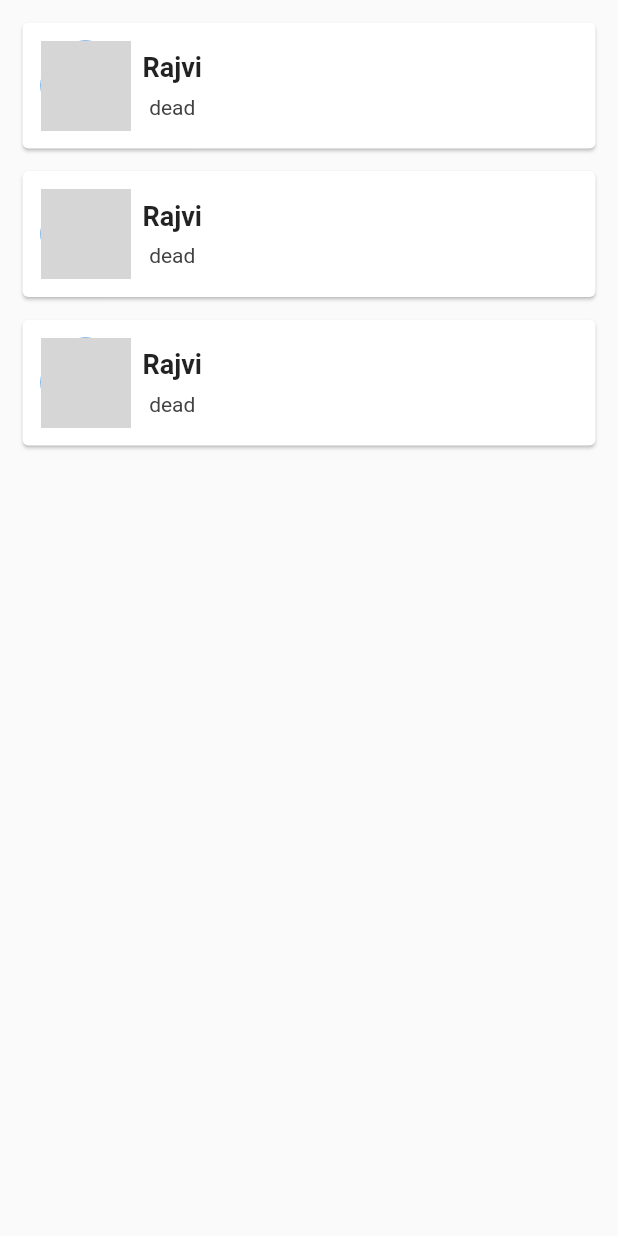
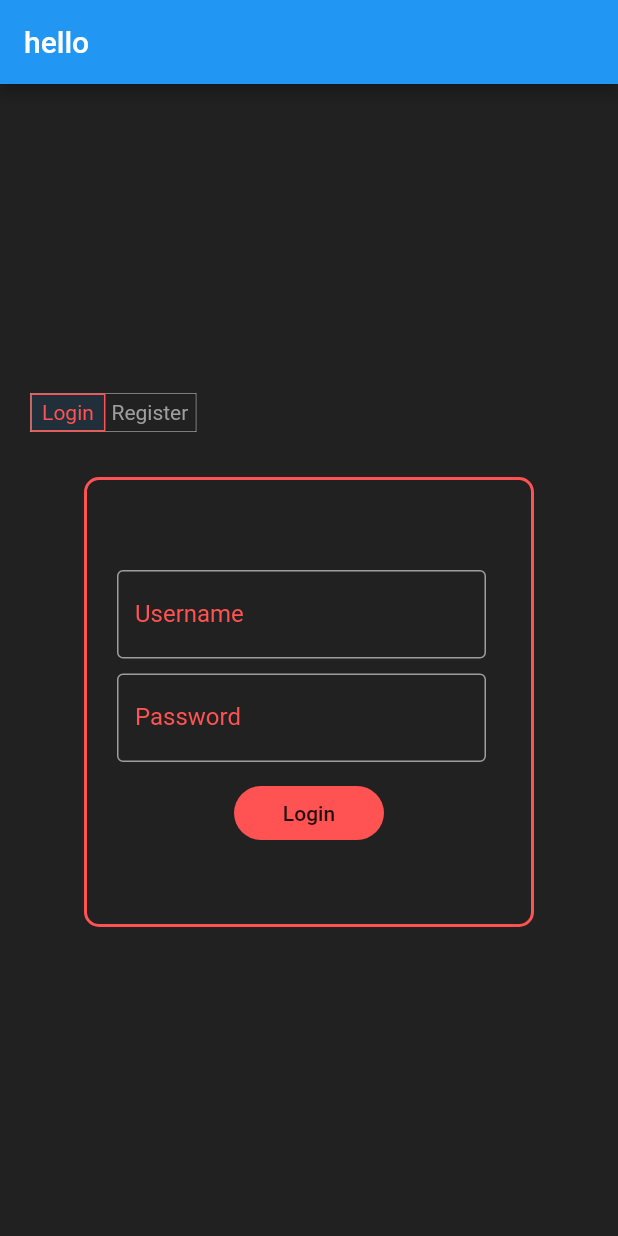
Before and after one commit to Descendents-Of-SkyWalker/FlutterProjects, a Flutter app: the screen it shows after launch, on a phone screen of 412 x 824 dp. Run offline on Flutter 3.47's test engine with Material 2 defaults, Android fonts, the phone set to English and light mode, and no system bars; grey boxes are pictures that could not be loaded.

Commit message:
signup page basic implemented

```diff
--- /dev/null
+++ b/chat_app/lib/screens/login_signup_screen.dart
@@ -0,0 +1,67 @@
+import 'package:chat_app/widgets/content_for_switch_button.dart';
+import 'package:chat_app/widgets/login_signup_container.dart';
+import 'package:flutter/material.dart';
+
+class ScreenLoginSignUp extends StatefulWidget {
+  @override
+  _ScreenLoginSignUpState createState() => _ScreenLoginSignUpState();
+}
+
+class _ScreenLoginSignUpState extends State<ScreenLoginSignUp> {
+  List<Type>content=[Containment,Containment2];
+  List<bool>isSelected=[true,false];
+  Color selected=Colors.white;
+  Color diSelected=Colors.grey;
+  bool flag=true;
+  List<Content>widgets=[Content(value:"Login"),
+                    Content(value: "Register")];
+  @override
+  Widget build(BuildContext context) {
+    print("hello");
+    return Scaffold(
+      backgroundColor: Colors.grey[900],
+      appBar: AppBar(
+        title: Text("hello"),
+      ),
+      body: Column(
+        mainAxisAlignment: MainAxisAlignment.center,
+        crossAxisAlignment: CrossAxisAlignment.start,
+        children: [
+            Row(
+              children: [
+                SizedBox(width: 20,),
+                Container(
+                height: 26,
+                decoration: BoxDecoration(
+                    border: Border.all(
+                      color: Colors.white,
+                      width: 0.3,
+                    )
+                ),
+                child: ToggleButtons(
+                  color: Colors.grey,
+                  children: [
+                    widgets[0],
+                    widgets[1]
+                  ],
+                  onPressed: (int index){
+                    setState(() {
+                      for(int i=0;i<isSelected.length;i++)
+                        i==index?isSelected[i]=true:isSelected[i]=false;
+                      flag=index==0;
+                    });
+                  },
+                  isSelected: isSelected,
+                  selectedColor: Colors.redAccent,
+                  selectedBorderColor: Colors.redAccent,
+                ),
+          ),
+              ],
+            ),
+          SizedBox(height: 30,),
+          flag?Containment():Containment2(),
+        ],
+      ),
+    );
+  }
+}
--- /dev/null
+++ b/chat_app/lib/widgets/content_for_switch_button.dart
@@ -0,0 +1,23 @@
+import 'package:flutter/material.dart';
+
+class Content extends StatefulWidget {
+  final String value;
+  Color colorVal;
+  Content({this.value,this.colorVal});
+
+  @override
+  _ContentState createState() => _ContentState();
+}
+
+class _ContentState extends State<Content> {
+
+  @override
+  Widget build(BuildContext context) {
+      return Container(
+        margin: EdgeInsets.all(4),
+          child: Text(
+          widget.value,
+          ),
+      );
+  }
+}
--- a/chat_app/lib/widgets/login_signup_container.dart
+++ b/chat_app/lib/widgets/login_signup_container.dart
@@ -12,7 +12,7 @@ class _ContainmentState extends State<Containment> {
     return Align(
       alignment: Alignment.center,
       child: Container(
-        height: 350,
+        height: 300,
         width: 300,
         decoration: BoxDecoration(
             borderRadius: BorderRadius.circular(10),
@@ -59,7 +59,7 @@ class _Containment2State extends State<Containment2> {
     return Align(
       alignment: Alignment.center,
       child: Container(
-        height: 400,
+        height: 350,
         width: 300,
         decoration: BoxDecoration(
           borderRadius: BorderRadius.circular(10),
```
Also changed, not shown: chat_app/lib/main.dart (+5 -4 lines), chat_app/lib/widgets/switch_button.dart (deleted, +0 -55 lines), 1 other file.
